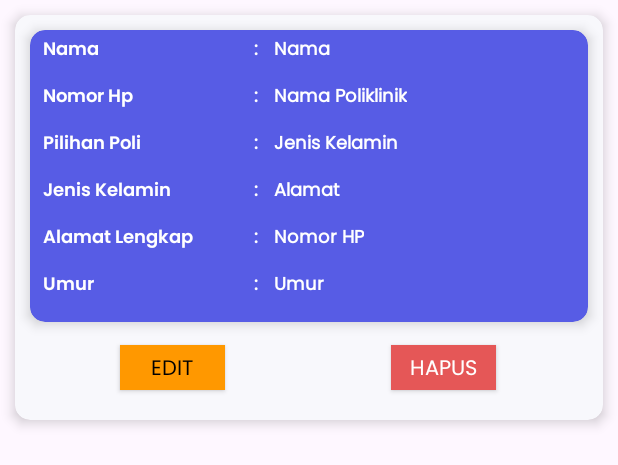
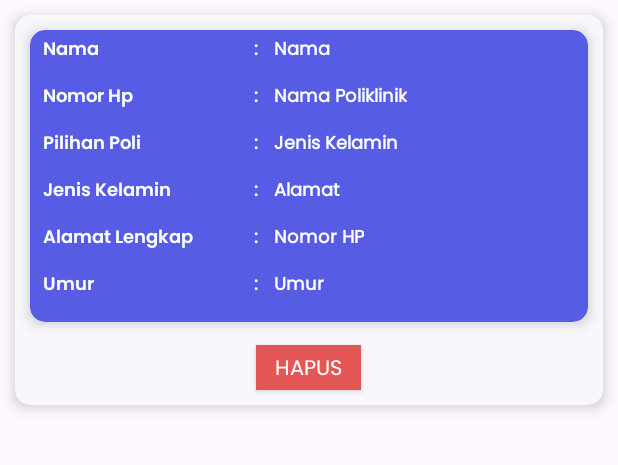
Before and after one commit to basyeban/PolyClinic-Mobile, an Android app: the layout item_daftar.xml on its own in the app's theme, with its tools: preview values and no code run, on a phone screen of 412 x 824 dp. Shown: the top 465 px of the screen. Run offline under Robolectric (Android 15) with nearby library versions, the phone set to English and light mode, and no system bars.

Commit message:
finish project

```diff
--- a/app/src/main/res/layout/item_daftar.xml
+++ b/app/src/main/res/layout/item_daftar.xml
@@ -2,7 +2,7 @@
 <androidx.cardview.widget.CardView xmlns:android="http://schemas.android.com/apk/res/android"
     xmlns:app="http://schemas.android.com/apk/res-auto"
     android:layout_width="match_parent"
-    android:layout_height="270dp"
+    android:layout_height="260dp"
     android:layout_margin="10dp"
     app:cardBackgroundColor="@color/Gray"
     app:cardCornerRadius="10dp"
@@ -287,20 +287,7 @@
         android:background="@color/red"
         android:fontFamily="@font/poppins"
         android:textAlignment="center"
-        android:layout_marginStart="90dp"
         android:layout_gravity="center_horizontal"
         android:text="Hapus"
         android:textColor="@color/white" />
-
-    <androidx.appcompat.widget.AppCompatButton
-        android:id="@+id/buttonedit"
-        android:layout_width="70dp"
-        android:layout_height="30dp"
-        android:paddingTop="4dp"
-        android:layout_marginTop="220dp"
-        android:background="@color/Yellow"
-        android:layout_marginStart="70dp"
-        android:fontFamily="@font/poppins"
-        android:text="Edit"
-        android:textColor="@color/black" />
 </androidx.cardview.widget.CardView>
```
Also changed, not shown: app/src/main/java/com/daniel/ukk/DaftarAdapter.kt (+0 -56 lines), app/src/main/java/com/daniel/ukk/HomevisitActivity.kt (+6 -1 lines), app/src/main/res/drawable/hapus.png (added).
